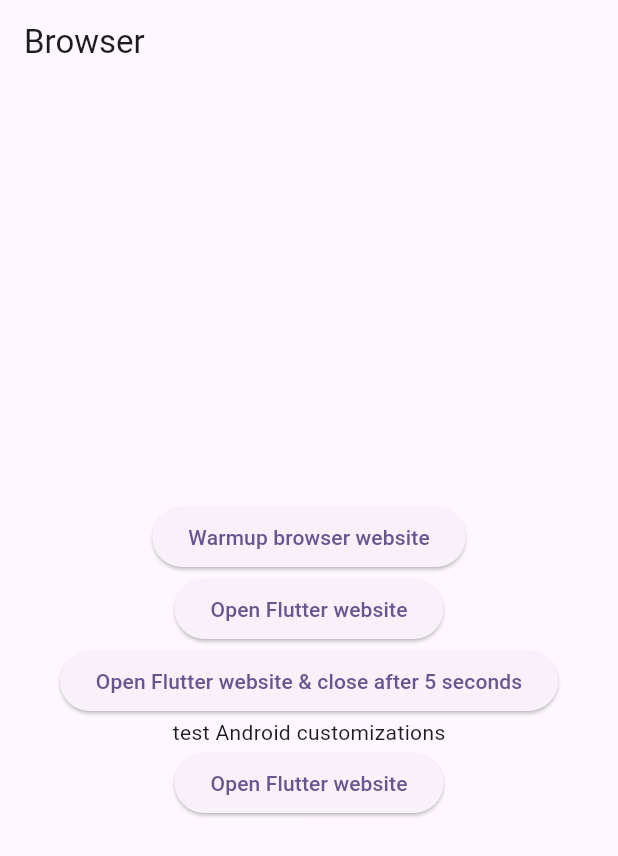
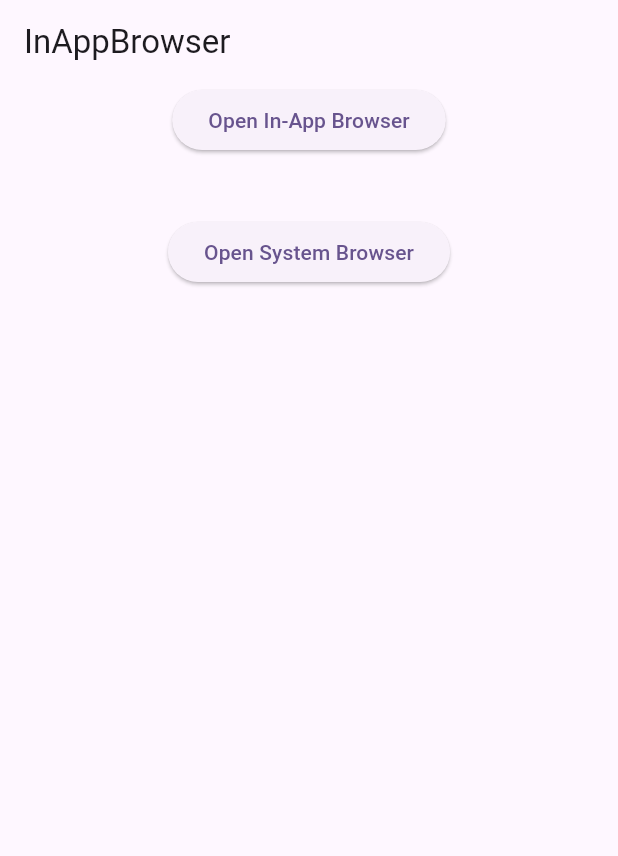
Before and after one commit to muhammadarslannasr/pagination_with_multiple_list_scroll_to_top_flutter_app, a Flutter app: the screen it shows after launch, on a phone screen of 412 x 824 dp. Shown: the top 856 px of the screen. Run offline on Flutter 3.47's test engine with Material 3 defaults, Android fonts, the phone set to English and light mode, and no system bars; our stand-ins replace csv, file_picker, fixnum, flutter_credit_card, flutter_masked_text2, image_picker and 3 more; missing offline and left inert: cached_video_player_plus, credit_card_validator, flutter_barcode_scanner, flutter_custom_tabs, flutter_inappwebview, flutter_web_browser and 3 more.

Commit message:
in app browser integration example!

```diff
--- /dev/null
+++ b/lib/inn_app_web_browser_flutter/flutter_in_app_webview_browser_screen.dart
@@ -0,0 +1,127 @@
+import 'dart:collection';
+import 'dart:io';
+
+import 'package:flutter/foundation.dart';
+import 'package:flutter/material.dart';
+import 'package:flutter_inappwebview/flutter_inappwebview.dart';
+
+class FlutterInAppWebViewBrowserScreen extends StatefulWidget {
+  const FlutterInAppWebViewBrowserScreen({super.key});
+
+  @override
+  State<FlutterInAppWebViewBrowserScreen> createState() => _FlutterInAppWebViewBrowserScreenState();
+}
+
+class _FlutterInAppWebViewBrowserScreenState extends State<FlutterInAppWebViewBrowserScreen> {
+  late final MyInAppBrowser browser;
+
+  @override
+  void initState() {
+    super.initState();
+
+    PullToRefreshController? pullToRefreshController = kIsWeb || ![TargetPlatform.iOS, TargetPlatform.android].contains(defaultTargetPlatform)
+        ? null
+        : PullToRefreshController(
+            options: PullToRefreshOptions(
+              color: Colors.black,
+            ),
+            onRefresh: () async {
+              if (Platform.isAndroid) {
+                browser.webViewController.reload();
+              } else if (Platform.isIOS) {
+                browser.webViewController.loadUrl(urlRequest: URLRequest(url: await browser.webViewController.getUrl()));
+              }
+            },
+          );
+
+    browser = MyInAppBrowser(pullToRefreshController: pullToRefreshController);
+  }
+
+  @override
+  Widget build(BuildContext context) {
+    return Scaffold(
+      appBar: AppBar(
+        title: const Text(
+          "InAppBrowser",
+        ),
+      ),
+      body: Center(
+        child: Column(
+          children: [
+            ElevatedButton(
+                onPressed: () async {
+                  await browser.openUrlRequest(
+                    urlRequest: URLRequest(url: Uri.parse("https://flutter.dev")),
+                    options: InAppBrowserClassOptions(
+                      crossPlatform: InAppBrowserOptions(
+                        toolbarTopBackgroundColor: Colors.blue,
+                      ),
+                    ),
+                  );
+                },
+                child: const Text("Open In-App Browser")),
+            Container(height: 40),
+            ElevatedButton(
+                onPressed: () async {
+                  await InAppBrowser.openWithSystemBrowser(url: Uri.parse("https://flutter.dev/"));
+                },
+                child: const Text("Open System Browser")),
+          ],
+        ),
+      ),
+    );
+  }
+}
+
+class MyInAppBrowser extends InAppBrowser {
+  MyInAppBrowser({int? windowId, UnmodifiableListView<UserScript>? initialUserScripts, PullToRefreshController? pullToRefreshController})
+      : super(
+          windowId: windowId,
+          initialUserScripts: initialUserScripts,
+          // pullToRefreshController: pullToRefreshController,
+          // webViewEnvironment: webViewEnvironment,
+        );
+
+  @override
+  Future onBrowserCreated() async {
+    print("\n\nBrowser Created!\n\n");
+  }
+
+  @override
+  Future onLoadStart(url) async {
+    debugPrint('onLoadStart: $url');
+  }
+
+  @override
+  Future onLoadStop(url) async {
+    debugPrint('onLoadStop: $url');
+    pullToRefreshController?.endRefreshing();
+  }
+
+  @override
+  void onLoadError(url, code, message) {
+    pullToRefreshController?.endRefreshing();
+  }
+
+  @override
+  void onProgressChanged(progress) {
+    if (progress == 100) {
+      pullToRefreshController?.endRefreshing();
+    }
+  }
+
+  @override
+  void onExit() {
+    print("\n\nBrowser closed!\n\n");
+  }
+
+  @override
+  Future<NavigationActionPolicy> shouldOverrideUrlLoading(navigationAction) async {
+    print("\n\nOverride ${navigationAction.request.url}\n\n");
+    return NavigationActionPolicy.ALLOW;
+  }
+
+  void onMainWindowWillClose() {
+    close();
+  }
+}
--- a/lib/main.dart
+++ b/lib/main.dart
@@ -1,6 +1,5 @@
 import 'package:flutter/material.dart';
-import 'package:flutter_mixup_tries_project/card_validations_screen.dart';
-import 'package:flutter_mixup_tries_project/inn_app_web_browser_flutter/flutter_web_browser_example_screen.dart';
+import 'package:flutter_mixup_tries_project/inn_app_web_browser_flutter/flutter_in_app_webview_browser_screen.dart';
 import 'package:responsive_sizer/responsive_sizer.dart';
 import 'package:pylons_sdk/pylons_sdk.dart';
 
@@ -43,7 +42,8 @@ class MyApp extends StatelessWidget {
         // home: const TextFormFieldFormatterScreen(),
         // home: const CustomPainterExample(),
         // home: const CardValidationsScreen(),
-        home: const FlutterWebBrowserExampleScreen(),
+        // home: const FlutterWebBrowserExampleScreen(),
+        home: const FlutterInAppWebViewBrowserScreen(),
       );
     });
   }
--- a/pubspec.yaml
+++ b/pubspec.yaml
@@ -61,6 +61,7 @@ dependencies:
   flutter_masked_text2: ^0.9.1
   credit_card_validator: ^2.1.0
   flutter_web_browser: ^0.17.1
+  flutter_inappwebview: ^5.8.0
 
 dev_dependencies:
   flutter_test:
```
Also changed, not shown: pubspec.lock.
